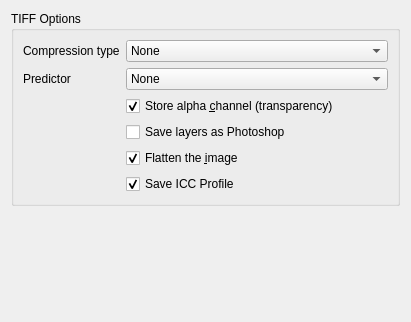
Before: the Qt Designer form plugins/impex/tiff/kis_wdg_options_tiff.ui in KDE/krita, drawn with Qt 5.
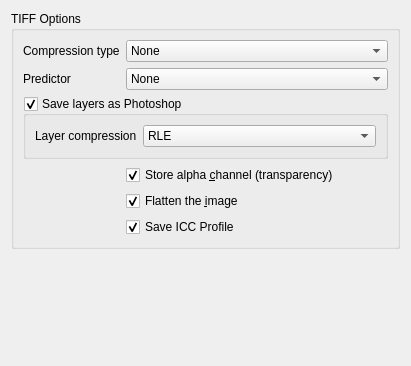
After: the same form once the commit is applied. Custom widgets are drawn as their Qt base class.

Commit message: Make PSD compression configurable

Patch:
```diff
--- a/plugins/impex/tiff/kis_wdg_options_tiff.ui
+++ b/plugins/impex/tiff/kis_wdg_options_tiff.ui
@@ -11,7 +11,7 @@
     <x>0</x>
     <y>0</y>
     <width>411</width>
-    <height>322</height>
+    <height>366</height>
    </rect>
   </property>
   <property name="sizePolicy">
@@ -23,7 +23,7 @@
   <property name="minimumSize">
    <size>
     <width>411</width>
-    <height>322</height>
+    <height>366</height>
    </size>
   </property>
   <property name="windowTitle">
@@ -110,7 +110,43 @@
         </item>
        </widget>
       </item>
-      <item row="2" column="1">
+      <item row="2" column="0" colspan="2">
+       <widget class="QGroupBox" name="chkPhotoshop">
+        <property name="title">
+         <string>Save layers as Photoshop</string>
+        </property>
+        <property name="checkable">
+         <bool>true</bool>
+        </property>
+        <layout class="QFormLayout" name="formLayout_5">
+         <item row="0" column="0">
+          <widget class="QLabel" name="label_4">
+           <property name="text">
+            <string>Layer compression</string>
+           </property>
+          </widget>
+         </item>
+         <item row="0" column="1">
+          <widget class="KComboBox" name="kComboBoxPSDCompressionType">
+           <property name="currentItem" stdset="0">
+            <number>0</number>
+           </property>
+           <item>
+            <property name="text">
+             <string>RLE</string>
+            </property>
+           </item>
+           <item>
+            <property name="text">
+             <string>ZIP</string>
+            </property>
+           </item>
+          </widget>
+         </item>
+        </layout>
+       </widget>
+      </item>
+      <item row="3" column="1">
        <widget class="QCheckBox" name="alpha">
         <property name="sizePolicy">
          <sizepolicy hsizetype="MinimumExpanding" vsizetype="Fixed">
@@ -139,13 +175,6 @@
         </property>
        </widget>
       </item>
-      <item row="3" column="1">
-       <widget class="QCheckBox" name="chkPhotoshop">
-        <property name="text">
-         <string>Save layers as Photoshop</string>
-        </property>
-       </widget>
-      </item>
       <item row="4" column="1">
        <widget class="QCheckBox" name="flatten">
         <property name="toolTip">
```
The commit also changes 15 other files.
